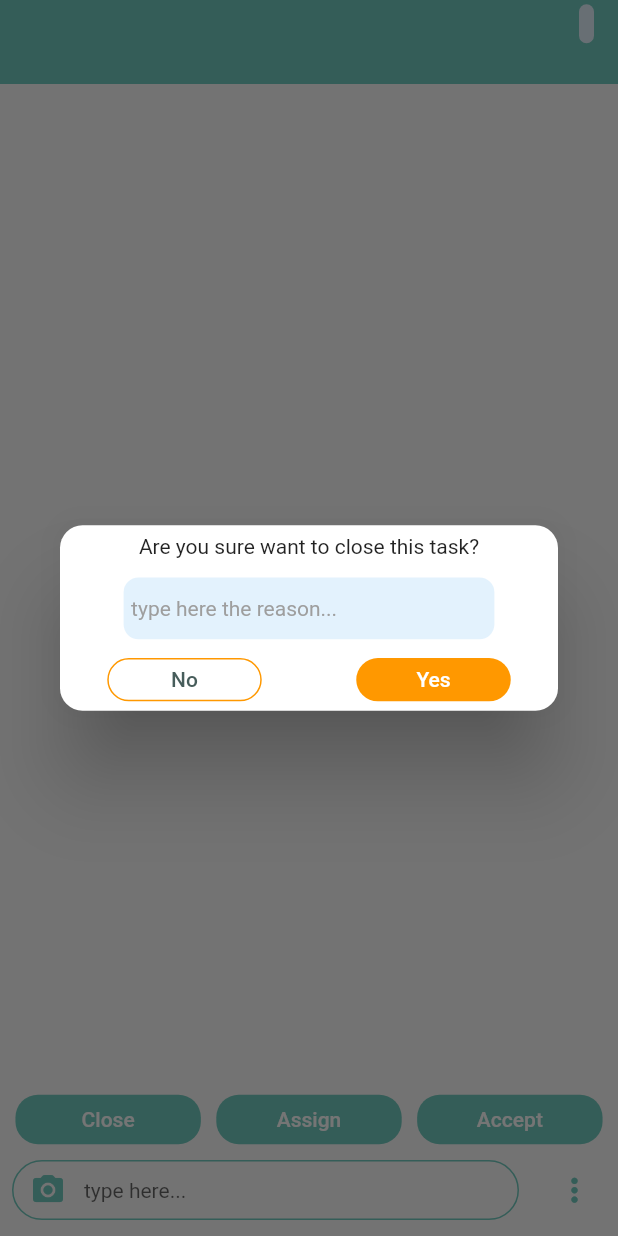
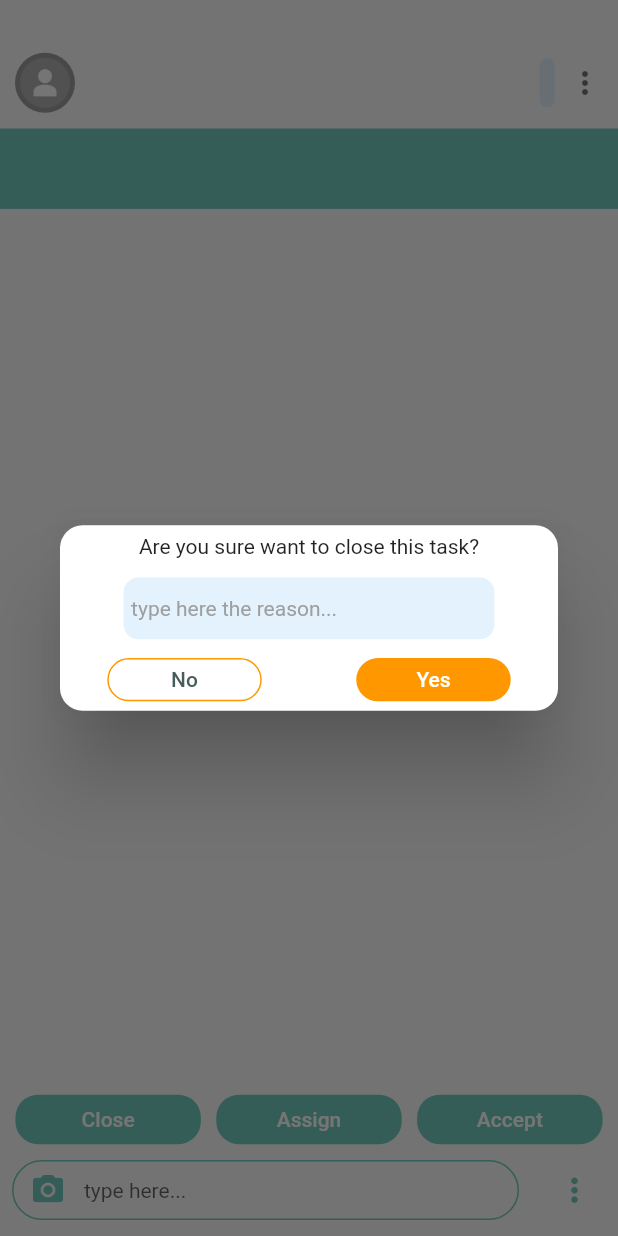
Before and after one commit to hilman117/inboxapp, a Flutter app: the Chatroom screen opened directly with empty values, after a tap on "Close", on a phone screen of 412 x 824 dp. Run offline on Flutter 3.47's test engine with Material 2 defaults, Android fonts, the phone set to English and light mode, and no system bars; our stand-ins replace animated_list_plus, awesome_notifications, cloud_firestore, connectivity_plus, dotted_border, firebase_auth and 16 more; missing offline and left inert: flutter_animated_dialog; accounts and stored records are empty; network calls fail; statements that could not run were skipped; project files that could hold a hidden picture were left out.

Commit message:
Update UI

```diff
--- a/lib/Screens/chatroom/chatroom.dart
+++ b/lib/Screens/chatroom/chatroom.dart
@@ -9,13 +9,12 @@ import 'package:fluttertoast/fluttertoast.dart';
 import 'package:get/get.dart';
 import 'package:post/Screens/chatroom/chatroom_controller.dart';
 import 'package:post/Screens/chatroom/widget/assign/assign_dialog.dart';
+import 'package:post/Screens/chatroom/widget/custom_appbar_chatroom.dart';
 import 'package:post/Screens/chatroom/widget/keyboard.dart';
 import 'package:post/controller/c_user.dart';
-import 'package:post/service/theme.dart';
 import 'package:provider/provider.dart';
 import 'widget/button.dart';
 import 'widget/close_dialog.dart';
-import 'widget/custom_appbar_chatroom.dart';
 import 'widget/left_bubble.dart';
 import 'widget/right_bubble/right_bubble.dart';
 
@@ -36,11 +35,15 @@ class Chatroom extends StatefulWidget {
     required this.emailSender,
     required this.jarakWaktu,
     required this.assign,
+    required this.imageProfileSender,
+    required this.positionSender,
     // required this.image,
   });
   final String taskId;
   final List<dynamic> assign;
   final String sendTo;
+  final String imageProfileSender;
+  final String positionSender;
   final String emailSender;
   final String location;
   final String nameSender;
@@ -137,13 +140,13 @@ class _ChatroomState extends State<Chatroom>
     double widht = Get.width;
     double height = Get.height;
     return Scaffold(
-        appBar: AppBar(
-          backgroundColor: mainColor,
-          elevation: 0,
-          automaticallyImplyLeading: false,
-          title: Consumer<ChatRoomController>(
+        appBar: PreferredSize(
+            child: Consumer<ChatRoomController>(
               builder: (context, value, child) {
                 return chatroomAppbar(
+                    widget.imageProfileSender,
+                    widget.nameSender,
+                    widget.positionSender,
                     value.status,
                     value.receiver,
                     "${widget.tilteTask}",
@@ -152,7 +155,7 @@ class _ChatroomState extends State<Chatroom>
                     widget.assign);
               },
             ),
-        ),
+            preferredSize: Size.fromHeight(height * 0.14)),
         body: SafeArea(
           child: Column(
             children: [
--- a/lib/Screens/chatroom/widget/custom_appbar_chatroom.dart
+++ b/lib/Screens/chatroom/widget/custom_appbar_chatroom.dart
@@ -1,99 +1,122 @@
 import 'package:flutter/material.dart';
 import 'package:get/get.dart';
-import 'package:post/Screens/chatroom/chatroom_controller.dart';
-import 'package:provider/provider.dart';
+import 'package:post/Screens/dasboard/widget/animated/status.dart';
+import 'package:post/service/theme.dart';
 
-import '../../dasboard/widget/animated/status.dart';
-
-Widget chatroomAppbar(String status, String receiver, String title,
-        String lokasi, String image, List<dynamic> assigned) =>
+Widget chatroomAppbar(
+        String imageProfileSender,
+        String sender,
+        String positionSender,
+        String status,
+        String receiver,
+        String title,
+        String lokasi,
+        String image,
+        List<dynamic> assigned) =>
+    Container(
+      margin: EdgeInsets.only(top: Get.height * 0.04),
+      height: Get.height * 0.2,
+      child: Column(
+        children: [
+          Container(
+            height: Get.height * 0.054,
+            // color: Colors.blue.shade50,
+            child: Padding(
+              padding: const EdgeInsets.symmetric(horizontal: 10),
+              child: Row(
+                children: [
+                  CircleAvatar(
+                    backgroundColor: Colors.grey,
+                    foregroundImage: NetworkImage(imageProfileSender != ''
+                        ? imageProfileSender
+                        : 'https://scontent.fcgk27-1.fna.fbcdn.net/v/t39.30808-6/314984197_5217827161655012_8963512146921511629_n.jpg?_nc_cat=103&ccb=1-7&_nc_sid=730e14&_nc_eui2=AeF937McIYSdTVi3_HoAAHOf9YToegKuJSf1hOh6Aq4lJ-TRMK8gevR9UQqjUG6tSX_gzDf107wjEC3d0441twh0&_nc_ohc=OJUCMD0cz8sAX929JAg&_nc_ht=scontent.fcgk27-1.fna&oh=00_AfAql1vtroWjeyiDoxvjyCe07Ajttnv48E7Z1OwCJyK8wQ&oe=636F4993'),
+                    backgroundImage: AssetImage('images/nophoto.png'),
+                  ),
+                  SizedBox(
+                    width: Get.width * 0.02,
+                  ),
                   Column(
+                    mainAxisAlignment: MainAxisAlignment.center,
+                    crossAxisAlignment: CrossAxisAlignment.start,
                     children: [
-        Row(
-          mainAxisAlignment: MainAxisAlignment.spaceBetween,
-          children: [
-            Row(
-              children: [
-                Image.asset(
-                  "images/$image.png",
-                  width: Get.width * 0.05,
-                  fit: BoxFit.fill,
+                      Text(
+                        sender,
+                        style: TextStyle(
+                            fontSize: 16,
+                            fontWeight: FontWeight.normal,
+                            color: Colors.black54),
                       ),
-                SizedBox(width: Get.width * 0.03),
                       SizedBox(
-                  width: Get.width * 0.50,
-                  child: Text(
-                    lokasi,
-                    style: const TextStyle(
-                      fontSize: 14,
-                      color: Colors.white,
+                        height: Get.height * 0.005,
+                      ),
+                      Text(
+                        positionSender,
+                        style: TextStyle(
+                            fontSize: 12,
                             fontWeight: FontWeight.normal,
-                    ),
-                  ),
+                            color: Colors.black54),
                       ),
                     ],
                   ),
-            StatusWidget(
-              status: status,
-              isFading: false,
+                  Spacer(),
+                  SizedBox(
+                      height: Get.height * 0.04,
+                      child: StatusWidget(status: status, isFading: false)),
+                  SizedBox(
+                    width: Get.width * 0.02,
                   ),
+                  Icon(
+                    Icons.more_vert,
+                    color: Colors.black54,
+                  )
                 ],
+              ),
+            ),
           ),
           SizedBox(
             height: Get.height * 0.01,
           ),
-        Row(
-          mainAxisAlignment: MainAxisAlignment.spaceBetween,
+          Container(
+            height: Get.height * 0.065,
+            color: mainColor,
+            width: Get.width,
+            child: Padding(
+              padding: const EdgeInsets.all(8.0),
+              child: Row(
                 children: [
-            SizedBox(
-              width: Get.width * 0.40,
-              child: Text(
+                  Column(
+                    crossAxisAlignment: CrossAxisAlignment.start,
+                    mainAxisAlignment: MainAxisAlignment.center,
+                    children: [
+                      Text(
                         title,
-                style: const TextStyle(
-                    fontSize: 14,
-                    color: Colors.white,
-                    fontWeight: FontWeight.normal),
-                overflow: TextOverflow.clip,
-              ),
+                        style: TextStyle(color: secondary, fontSize: 16),
                       ),
                       SizedBox(
-              width: Get.width * 0.50,
-              child: Row(
-                mainAxisAlignment: MainAxisAlignment.end,
+                        height: Get.height * 0.005,
+                      ),
+                      Text(
+                        lokasi,
+                        style: TextStyle(color: secondary, fontSize: 16),
+                      ),
+                    ],
+                  ),
+                  Spacer(),
+                  Column(
+                    crossAxisAlignment: CrossAxisAlignment.end,
+                    mainAxisAlignment: MainAxisAlignment.start,
                     children: [
                       Text(
-                    (receiver == '')
-                        ? ""
-                        : (status == 'Assigned')
-                            ? "to"
-                            : 'by',
-                    style: const TextStyle(
-                        fontWeight: FontWeight.normal,
-                        fontSize: 13,
-                        color: Colors.white),
+                        receiver,
+                        style: TextStyle(color: secondary, fontSize: 16),
                         textAlign: TextAlign.end,
-                  ),
-                  SizedBox(
-                    width: Get.width * 0.01,
-                  ),
-                  Consumer<ChatRoomController>(
-                      builder: (context, value, child) => Flexible(
-                            child: Text(
-                              status == 'Assigned'
-                                  ? value.receiver
-                                  : "$receiver",
-                              style: const TextStyle(
-                                  fontWeight: FontWeight.normal,
-                                  fontSize: 13,
-                                  color: Colors.white),
-                              textAlign: TextAlign.end,
-                              overflow: TextOverflow.clip,
-                            ),
-                          ))
-                ],
-              ),
                       ),
                     ],
                   ),
                 ],
+              ),
+            ),
+          )
+        ],
+      ),
     );
--- a/lib/Screens/create/create_request_controller.dart
+++ b/lib/Screens/create/create_request_controller.dart
@@ -7,6 +7,7 @@ import 'package:fluttertoast/fluttertoast.dart';
 import 'package:get/get.dart';
 import 'package:image_picker/image_picker.dart';
 import 'package:intl/intl.dart';
+import 'package:post/Screens/dasboard/widget/card.dart';
 import 'package:uuid/uuid.dart';
 
 import '../../service/notif.dart';
@@ -236,6 +237,9 @@ class CreateRequestController with ChangeNotifier {
           .collection('tasks')
           .doc(_idTask)
           .set({
+        "positionSender": cUser.data.position,
+        "profileImageSender":
+            cUser.data.profileImage != '' ? cUser.data.profileImage : '',
         "location": location,
         "title": _selectedTitle,
         "sendTo": _selectedDept,
@@ -364,6 +368,8 @@ class CreateRequestController with ChangeNotifier {
           "statusReleased": "Keep",
           "receiveBy": "",
           "receiver": "",
+          "positionSender": cUser.data.position,
+          "profileImageSender": cUser.data.profileImage,
           "id": _idTask,
           "emailSender": senderEmail,
         });
--- a/lib/Screens/dasboard/widget/card.dart
+++ b/lib/Screens/dasboard/widget/card.dart
@@ -59,6 +59,8 @@ Widget listdata(
                         emailSender: data['emailSender'],
                         jarakWaktu: runnningTime,
                         assign: data['assigned'],
+                        imageProfileSender: data['profileImageSender'],
+                        positionSender: data['positionSender'],
                       ),
                   transition: Transition.rightToLeft);
             },
--- a/lib/Screens/homescreen/widget/custom_appbar.dart
+++ b/lib/Screens/homescreen/widget/custom_appbar.dart
@@ -85,9 +85,10 @@ class CustomAppbar extends StatelessWidget {
               onTap: () =>
                   Get.to(() => Settings(), transition: Transition.rightToLeft),
               child: CircleAvatar(
-                backgroundImage: NetworkImage(
-                    'https://img.freepik.com/free-photo/half-profile-image-beautiful-young-woman-with-bob-hairdo-posing-gazing-with-eyes-full-reproach-suspicion-human-facial-expressions-emotions-reaction-feelings_343059-4660.jpg?w=2000'),
-              ),
+                  backgroundColor: Colors.grey,
+                  backgroundImage: NetworkImage(cUser.data.profileImage! == ''
+                      ? 'https://scontent.fcgk27-1.fna.fbcdn.net/v/t39.30808-6/314984197_5217827161655012_8963512146921511629_n.jpg?_nc_cat=103&ccb=1-7&_nc_sid=730e14&_nc_eui2=AeF937McIYSdTVi3_HoAAHOf9YToegKuJSf1hOh6Aq4lJ-TRMK8gevR9UQqjUG6tSX_gzDf107wjEC3d0441twh0&_nc_ohc=OJUCMD0cz8sAX929JAg&_nc_ht=scontent.fcgk27-1.fna&oh=00_AfAql1vtroWjeyiDoxvjyCe07Ajttnv48E7Z1OwCJyK8wQ&oe=636F4993'
+                      : cUser.data.profileImage!)),
             )
           ],
         ),
--- a/lib/models/tasks.dart
+++ b/lib/models/tasks.dart
@@ -18,6 +18,8 @@ class TaskModel {
       this.sendTo,
       this.priority,
       this.emailSender,
+      this.profileImageSender,
+      this.positionSender,
       this.from});
 
   String? image;
@@ -30,6 +32,8 @@ class TaskModel {
   String? setTime;
   String? sender;
   String? emailSender;
+  String? profileImageSender;
+  String? positionSender;
   List<dynamic>? comment;
   List<String>? assigned;
   String? location;
@@ -47,6 +51,8 @@ class TaskModel {
       description: json["description"],
       title: json["title"],
       emailSender: json["emailSender"],
+      profileImageSender: json["profileImageSender"],
+      positionSender: json["positionSender"],
       setDate: json["setDate"],
       setTime: json["setTime"],
       sender: json["sender"],
@@ -66,6 +72,8 @@ class TaskModel {
         "receiver": receiver,
         "unread": unread,
         "emailSender": emailSender,
+        "profileImageSender": profileImageSender,
+        "positionSender": positionSender,
         "description": description,
         "title": title,
         "setDate": setDate,
--- a/lib/service/theme.dart
+++ b/lib/service/theme.dart
@@ -2,4 +2,5 @@ import 'package:flutter/material.dart';
 import 'package:google_fonts/google_fonts.dart';
 
 Color mainColor = Color(0xff71CBBF);
+Color secondary = Color(0xff3965AA);
 TextStyle textStyle = GoogleFonts.poppins(fontSize: 16);
```
Also changed, not shown: images/nophoto.png (added). Lines whose indentation alone changed are shown as unchanged.
